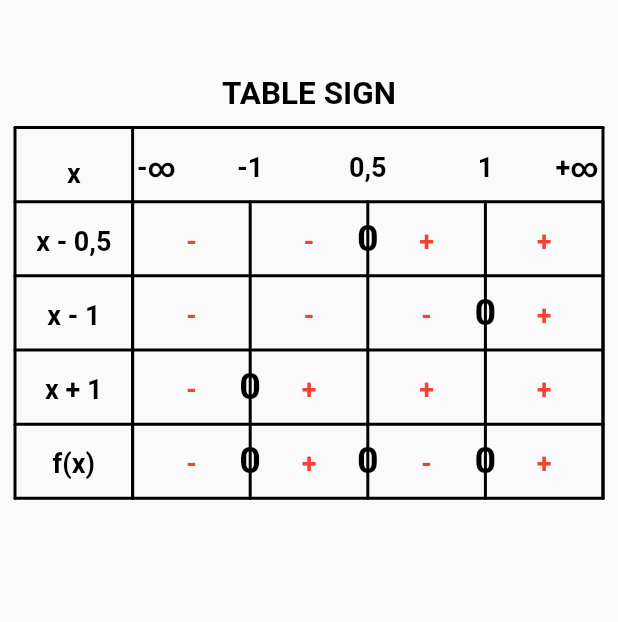
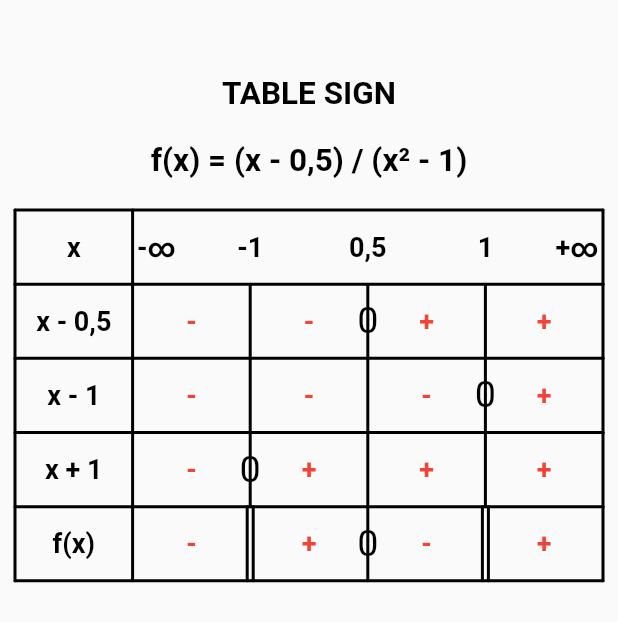
Before and after one commit to patrickauxerre/graphic_representation, a Flutter app: the screen it shows after launch, after a tap on "TableSign", on a phone screen of 412 x 824 dp. Shown: the top 622 px of the screen. Run offline on Flutter 3.47's test engine with Material 2 defaults, Android fonts, the phone set to English and light mode, and no system bars.

Commit message:
Add class TableSign

````diff
--- a/example/lib/tablesigne_page.dart
+++ b/example/lib/tablesigne_page.dart
@@ -16,6 +16,14 @@ class TableSignPage extends StatelessWidget {
                   TextStyle(fontWeight: FontWeight.bold, color: Colors.black),
               textScaleFactor: 1.5,
             )),
+        Padding(
+            padding: EdgeInsets.only(top: 10.0, bottom: 20.0),
+            child: Text(
+              "f(x) = (x - 0,5) / (x² - 1)",
+              style:
+                  TextStyle(fontWeight: FontWeight.bold, color: Colors.black),
+              textScaleFactor: 1.5,
+            )),
         TableSign(
           size: Size(MediaQuery.of(context).size.width,
               MediaQuery.of(context).size.height * 0.3),
@@ -24,7 +32,7 @@ class TableSignPage extends StatelessWidget {
             ["x - 0,5", "-", "-/0", "+", "+"],
             ["x - 1", "-", "-", "-/0", "+"],
             ["x + 1", "-/0", "+", "+", "+"],
-            ["f(x)", "-/0/NAN", "+/0", "-/0/NAN", "+"],
+            ["f(x)", "-/NAN", "+/0", "-/NAN", "+"],
           ],
           fontSize: 18.0,
         )
--- a/example/lib/tablevalues_page.dart
+++ b/example/lib/tablevalues_page.dart
@@ -1,5 +1,3 @@
-import 'dart:math';
-
 import 'package:flutter/material.dart';
 import 'package:graphic_representation/graphic_representation.dart';
 
@@ -22,7 +20,7 @@ class TableValuePage extends StatelessWidget {
           size: Size(MediaQuery.of(context).size.width,
               MediaQuery.of(context).size.height * 0.2),
           functionName: 'x² + 1/x',
-          f: (x) => x*x + 1/x,
+          f: (x) => x * x + 1 / x,
           numsX: [-2, -1, 0, 1, 2],
           fontSize: 12,
         )
--- a/example/pubspec.yaml
+++ b/example/pubspec.yaml
@@ -9,7 +9,6 @@ dependencies:
   flutter:
     sdk: flutter
   graphic_representation:
-    path: ../
   cupertino_icons: ^1.0.2
 
 dev_dependencies:
--- a/lib/graphic_representation.dart
+++ b/lib/graphic_representation.dart
@@ -1444,6 +1444,9 @@ class EccEcdGraphic extends StatelessWidget {
   }
 }
 
+/// Build a StatelessWidget : Container of defined size containing the Table value
+///
+/// Display a table value with calculated value if f is provided.
 class TableValues extends StatelessWidget {
   /// The size of the container returned.
   ///
@@ -1638,10 +1641,20 @@ class _GraphCustomPainter5 extends CustomPainter {
       canvas.drawPoints(pointMode, [element.first, element.last], paint1);
     });
     canvas.drawPoints(pointMode, [offsets[0][0], offsets.last[0]], paint1);
-    canvas.drawPoints(pointMode, [offsets[0][1], offsets.last[1]], paint1);
-    canvas.drawPoints(pointMode, [offsets[0].last, offsets.last.last], paint1);
-    for (int k = 1; k <= offsets[0].length - 1; k++) {
-      canvas.drawPoints(pointMode, [offsets[1][k], offsets.last[k]], paint1);
+    canvas.drawPoints(pointMode, [offsets[0][1], offsets[1][1]], paint1);
+    canvas.drawPoints(pointMode, [offsets[0].last, offsets[1].last], paint1);
+    for (int k = 1; k <= offsets.length - 1; k++) {
+      for (int l = 0; l <= offsets[0].length - 1; l++) {
+        if (k > 1 &&
+            l > 0 &&
+            !((rowsLabels[k - 1][l - 1].split("/").length > 1 &&
+                    rowsLabels[k - 1][l - 1].split("/")[1] == "NAN") ||
+                (rowsLabels[k - 1][l - 1].split("/").length > 2 &&
+                    rowsLabels[k - 1][l - 1].split("/")[2] == "NAN"))) {
+          canvas.drawPoints(
+              pointMode, [offsets[k - 1][l], offsets[k][l]], paint1);
+        }
+      }
     }
 
     ///Ajout des labels première ligne
@@ -1651,19 +1664,19 @@ class _GraphCustomPainter5 extends CustomPainter {
       if (i == 1) {
         tp.paint(
             canvas,
-            Offset(
-                offsets[0][i].dx + 3, offsets[0][i].dy + stepY / 2 - fs / 2));
+            Offset(offsets[0][i].dx + 3,
+                offsets[0][i].dy + stepY / 2 - tp.height / 2));
       } else {
         if (i == offsets[0].length - 1) {
           tp.paint(
               canvas,
               Offset(offsets[0][i].dx - tp.width - 3,
-                  offsets[0][i].dy + stepY / 2 - fs / 2));
+                  offsets[0][i].dy + stepY / 2 - tp.height / 2));
         } else {
           tp.paint(
               canvas,
               Offset(offsets[0][i].dx - tp.width / 2,
-                  offsets[0][i].dy + stepY / 2 - fs / 2));
+                  offsets[0][i].dy + stepY / 2 - tp.height / 2));
         }
       }
     }
@@ -1671,7 +1684,8 @@ class _GraphCustomPainter5 extends CustomPainter {
     ///Ajout des autres labels
     var tp = _textpainter(cf, FontWeight.bold, fs, rowsLabels[0][0]);
     tp.layout();
-    tp.paint(canvas, Offset(10 + stepX / 2 - tp.width / 2, stepY / 2 - tp.width / 2));
+    tp.paint(canvas,
+        Offset(10 + stepX / 2 - tp.width / 2, stepY / 2 - tp.height / 2));
     for (int i = 1; i < rowsLabels.length; i++) {
       for (int j = 0; j < rowsLabels[i].length; j++) {
         var tp = _textpainter((j > 0) ? cs : cf, FontWeight.bold, fs,
@@ -1680,19 +1694,35 @@ class _GraphCustomPainter5 extends CustomPainter {
         tp.paint(
             canvas,
             Offset(10 + stepX * j + stepX / 2 - tp.width / 2,
-                stepY * i + stepY / 2 - fs / 2));
+                stepY * i + stepY / 2 - tp.height / 2));
 
         /// Placement des zéros
         if ((rowsLabels[i][j].split("/").length > 1 &&
-                rowsLabels[i][j].split("/")[1] == "0")) {
-          print("TOTO");
-          var tp = _textpainter(cf, FontWeight.bold, fs*1.4,
-              "0");
+                rowsLabels[i][j].split("/")[1] == "0") ||
+            (rowsLabels[i][j].split("/").length > 2 &&
+                rowsLabels[i][j].split("/")[2] == "0")) {
+          var tp = _textpainter(cf, FontWeight.normal, fs * 1.4, "0");
           tp.layout();
           tp.paint(
               canvas,
-              Offset(10 + stepX * (j+1)- tp.width / 2,
-                  stepY * i + stepY / 2 - tp.height/ 2));
+              Offset(10 + stepX * (j + 1) - tp.width / 2,
+                  stepY * i + stepY / 2 - tp.height / 2));
+        }
+
+        /// Ajout double-barres
+        if ((rowsLabels[i][j].split("/").length > 1 &&
+                rowsLabels[i][j].split("/")[1] == "NAN") ||
+            (rowsLabels[i][j].split("/").length > 2 &&
+                rowsLabels[i][j].split("/")[2] == "NAN")) {
+          print("TOTO");
+          var off1 = Offset(offsets[i][j + 1].dx + sw, offsets[i][j + 1].dy);
+          var off2 =
+              Offset(offsets[i + 1][j + 1].dx + sw, offsets[i + 1][j + 1].dy);
+          var off3 = Offset(offsets[i][j + 1].dx - sw, offsets[i][j + 1].dy);
+          var off4 =
+              Offset(offsets[i + 1][j + 1].dx - sw, offsets[i + 1][j + 1].dy);
+          canvas.drawPoints(pointMode, [off1, off2], paint1);
+          canvas.drawPoints(pointMode, [off3, off4], paint1);
         }
       }
     }
@@ -1704,6 +1734,9 @@ class _GraphCustomPainter5 extends CustomPainter {
   }
 }
 
+/// Build a StatelessWidget : Container of defined size containing the Table sign
+///
+/// Display a table sign.
 class TableSign extends StatelessWidget {
   /// The size of the container returned.
   ///
@@ -1714,8 +1747,16 @@ class TableSign extends StatelessWidget {
 
   /// The String describing the function.
   ///
-  /// ```dart
-  /// rowsLabels: 'x² - 3'
+  /// Add /0 in String to display a O after sign and /NAN to display a double bar
+  ///
+  /// ```dart
+  /// rowsLabels: rowsLabels: [
+  ///             ["x", "-∞", "-1", "0,5", "1", "+∞"],
+  ///             ["x - 0,5", "-", "-/0", "+", "+"],
+  ///             ["x - 1", "-", "-", "-/0", "+"],
+  ///             ["x + 1", "-/0", "+", "+", "+"],
+  ///             ["f(x)", "-/NAN", "+/0", "-/NAN", "+"],
+  ///           ]
   /// ```
   final List<List<String>> rowsLabels;
 
--- a/pubspec.yaml
+++ b/pubspec.yaml
@@ -1,6 +1,6 @@
 name: graphic_representation
 description: easy graphic representation, using classes likes DiscreteGraphic for example. You can easily adapt your graphic with your android or ios device screen.
-version: 1.0.5
+version: 1.0.6
 Author: Patrick Auxerre
 homepage: https://github.com/catpat44/graphic_representation
 
````
Also changed, not shown: 2 other files.
